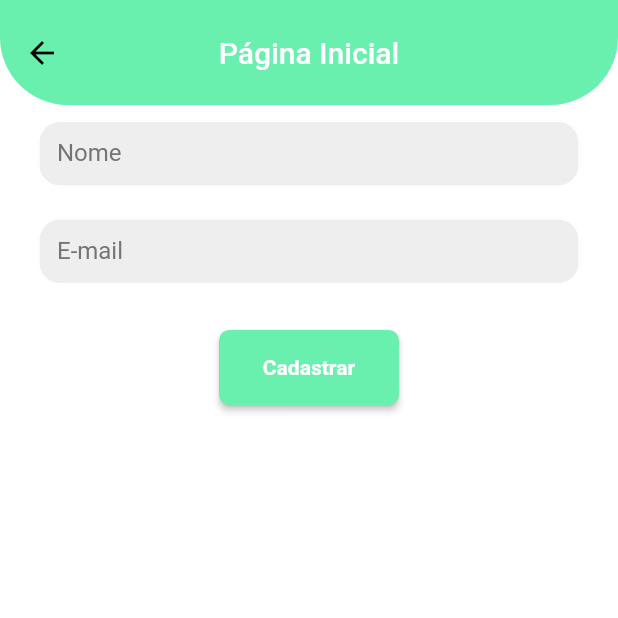
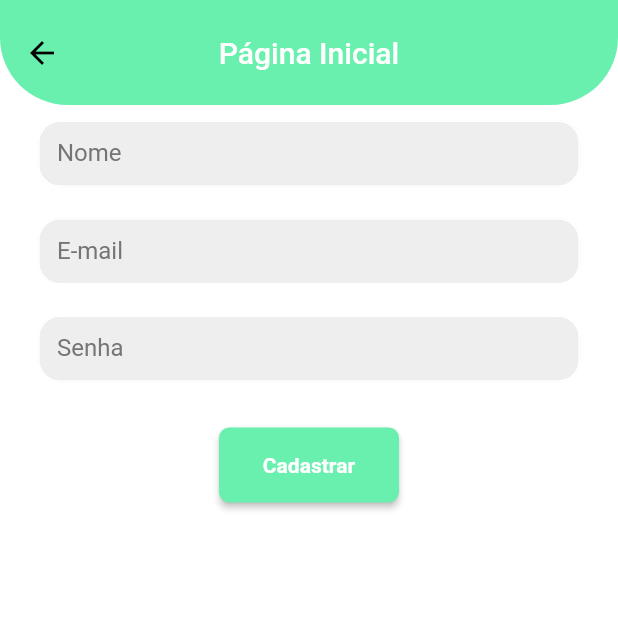
Before and after one commit to pedroserretti/LoginPageFlutter, a Flutter app: the screen it shows once a user with an empty profile is signed in, on a phone screen of 412 x 824 dp, the top half of it. Run offline on Flutter 3.47's test engine with Material 2 defaults, Android fonts, the phone set to English and light mode, and no system bars; our stand-ins replace cloud_firestore, firebase_auth, firebase_core, modal_bottom_sheet, page_transition, top_snackbar_flutter; missing offline and left inert: validatorless; accounts and stored records are empty; network calls fail; Roboto replaces fonts that are missing (mplus1).

Commit message:
new changes

```diff
--- a/lib/app/authentication/main_page.dart
+++ b/lib/app/authentication/main_page.dart
@@ -1,7 +1,7 @@
 import 'package:firebase_auth/firebase_auth.dart';
 import 'package:flutter/material.dart';
 import 'package:login_page_pmsf/app/pages/home/home_page.dart';
-import 'auth_page.dart';
+import 'package:login_page_pmsf/app/pages/login/login_page.dart';
 
 class MainPage extends StatelessWidget {
   const MainPage({super.key});
@@ -16,7 +16,7 @@ class MainPage extends StatelessWidget {
             return HomePage(showLoginPage: (){});
           }
           else {
-            return const AuthPage();
+            return LoginPage(showHomePage: () {}, showRegisterPage: () {});
           }
         },
       ),
--- a/lib/app/helpers/firestore_helper.dart
+++ b/lib/app/helpers/firestore_helper.dart
@@ -24,7 +24,8 @@ class FirestoreHelper {
     final newUser = UserModel(
       id: uid,
       name: user.name,
-      email: user.email
+      email: user.email,
+      password: user.password
       ).toJson();
 
     try {
@@ -43,7 +44,8 @@ class FirestoreHelper {
     final newUser = UserModel(
       id: user.id,
       name: user.name,
-      email: user.email
+      email: user.email,
+      password: user.password
       ).toJson();
 
     try {
--- a/lib/app/models/user_model.dart
+++ b/lib/app/models/user_model.dart
@@ -7,21 +7,24 @@ class UserModel {
   final String? id;
   final String? name;
   final String? email;
+  final String? password;
 
 
   UserModel({
     this.name,
     this.email,
-    this.id
+    this.id,
+    this.password
   });
 
   factory UserModel.fromSnapshot(DocumentSnapshot snap) {
     var snapshot = snap.data() as Map<String, dynamic>;
 
     return UserModel(
-      name: snapshot['user'],
+      name: snapshot['name'],
       email: snapshot['email'],
       id: snapshot['id'],
+      password: snapshot['password'],
     );
   }
 
@@ -29,5 +32,6 @@ class UserModel {
     "name" : name,
     "email" : email,
     "id": id,
+    "password": password
   };
 }
--- a/lib/app/pages/home/home_page.dart
+++ b/lib/app/pages/home/home_page.dart
@@ -19,11 +19,11 @@ class HomePage extends StatefulWidget {
   @override
   State<HomePage> createState() => _HomePageState();
 }
-
 class _HomePageState extends State<HomePage> {
   final _formKey = GlobalKey<FormState>();
   final _controladorNome = TextEditingController();
   final _controladorEmail = TextEditingController();
+  final _controladorSenha = TextEditingController();
 
   @override
   void dispose() {
@@ -34,7 +34,7 @@ class _HomePageState extends State<HomePage> {
 
   Future signOut() async {
     await FirebaseAuth.instance.signOut();
-    Navigator.of(context).pushReplacement(MaterialPageRoute(
+    Navigator.of(context).push(MaterialPageRoute(
       builder: ((context) =>
           LoginPage(showHomePage: () {}, showRegisterPage: () {})),
     ));
@@ -115,12 +115,54 @@ class _HomePageState extends State<HomePage> {
               ),
             ),
             Padding(
+              padding: const EdgeInsets.symmetric(horizontal: 25, vertical: 10),
+              child: TextFormField(
+                controller: _controladorSenha,
+                obscureText: true,
+                validator: Validatorless.multiple([
+                  Validatorless.min(6, 'Senha precisa ter no mínimo 6 caracteres'),
+                  Validatorless.required('Senha obrigatória'),
+                ]),
+                decoration: InputDecoration(
+                  labelText: 'Senha',
+                  labelStyle: context.textStyles.textRegular
+                      .copyWith(color: Colors.grey[600]),
+                  enabledBorder: OutlineInputBorder(
+                    borderSide:
+                        const BorderSide(color: Colors.white, width: 1.35),
+                    borderRadius: BorderRadius.circular(15),
+                  ),
+                  focusedBorder: OutlineInputBorder(
+                    borderSide:
+                        const BorderSide(color: Colors.greenAccent, width: 1.35),
+                    borderRadius: BorderRadius.circular(15),
+                  ),
+                  fillColor: Colors.grey[200],
+                  filled: true,
+                ),
+              ),
+            ),
+            Padding(
               padding: const EdgeInsets.all(20.0),
               child: AppButton(
                 onPressed: () {
-                  FirestoreHelper.create(UserModel(
-                      name: _controladorNome.text.trim(),
-                      email: _controladorEmail.text.trim()));
+                  var formValid = _formKey.currentState?.validate() ?? false;
+
+                  if (formValid) {
+                    FirebaseAuth.instance.createUserWithEmailAndPassword(
+                      email: _controladorEmail.text.trim(),
+                      password: _controladorSenha.text.trim()).then((UserCredential userCredential) {
+                        userCredential.user!.updateDisplayName(_controladorNome.text);
+
+                        FirestoreHelper.create(UserModel(
+                          name: _controladorNome.text.trim(),
+                          email: _controladorEmail.text.trim(),
+                          password: _controladorSenha.text.trim(),
+                          )
+                        );
+                      }
+                    );
+                  }
                 },
                 label: 'Cadastrar',
                 width: 120,
--- a/lib/app/ui/widgets/app_button.dart
+++ b/lib/app/ui/widgets/app_button.dart
@@ -12,7 +12,8 @@ class AppButton extends StatelessWidget {
     required this.label,
     required this.onPressed,
     this.width,
-    this.height });
+    this.height,
+  });
 
    @override
    Widget build(BuildContext context) {
```
Also changed, not shown: lib/app/exceptions/firebase_error.dart (added, +9 -0 lines), lib/app/helpers/message_error.dart (added, +32 -0 lines), lib/app/pages/forgot_password/forgot_password_page.dart (+17 -22 lines), lib/app/pages/login/login_page.dart (+25 -64 lines), lib/app/pages/register/register_page.dart (+4 -20 lines), 1 other file.
